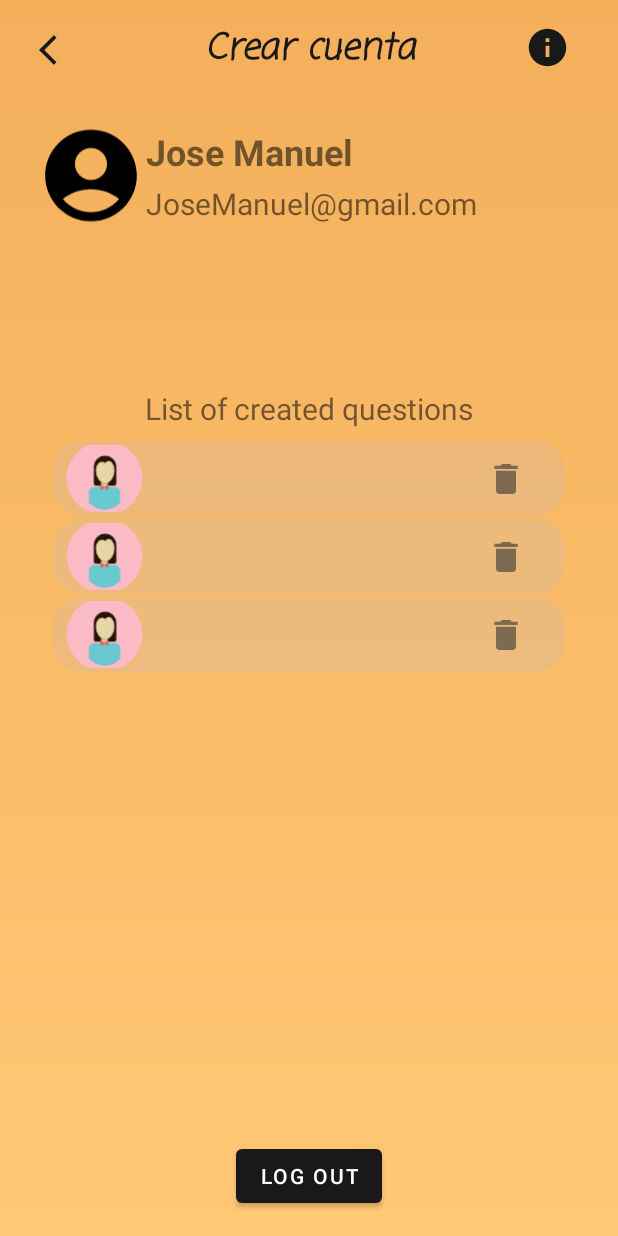
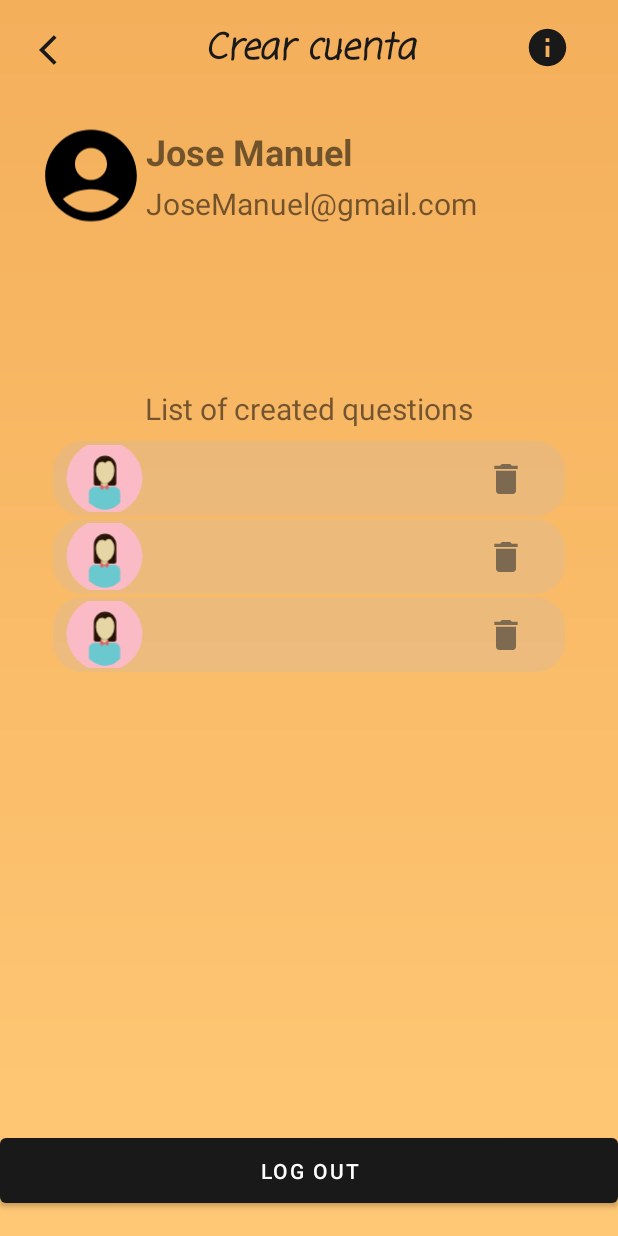
Before and after one commit to EndikaCo/app_saber_y_beber, an Android app: the layout fragment_profile.xml on its own in the app's theme, with its tools: preview values and no code run, on a phone screen of 412 x 824 dp. Run offline under Robolectric (Android 15) with nearby library versions, the phone set to English and light mode, and no system bars.

Commit message:
view models added, firebase error login

```diff
--- a/app/src/main/java/com/endcodev/saber_y_beber/data/network/FirebaseClient.kt
+++ b/app/src/main/java/com/endcodev/saber_y_beber/data/network/FirebaseClient.kt
@@ -3,7 +3,6 @@ package com.endcodev.saber_y_beber.data.network
 import com.google.firebase.auth.FirebaseAuth
 import com.google.firebase.database.FirebaseDatabase
 import com.google.firebase.database.ktx.database
-import com.google.firebase.firestore.ktx.firestore
 import com.google.firebase.ktx.Firebase
 import javax.inject.Inject
 import javax.inject.Singleton
--- a/app/src/main/java/com/endcodev/saber_y_beber/presenter/correction/CorrectViewModel.kt
+++ b/app/src/main/java/com/endcodev/saber_y_beber/presenter/correction/CorrectViewModel.kt
@@ -6,4 +6,7 @@ import javax.inject.Inject
 
 @HiltViewModel
 class CorrectViewModel @Inject constructor(
-) : ViewModel()
+) : ViewModel(){
+
+
+}
--- a/app/src/main/java/com/endcodev/saber_y_beber/presenter/login/ForgotPassFragment.kt
+++ b/app/src/main/java/com/endcodev/saber_y_beber/presenter/forgot_pass/ForgotPassFragment.kt
@@ -1,4 +1,4 @@
-package com.endcodev.saber_y_beber.presenter.login
+package com.endcodev.saber_y_beber.presenter.forgot_pass
 
 import android.os.Bundle
 import android.view.LayoutInflater
--- a/app/src/main/java/com/endcodev/saber_y_beber/presenter/home/HomeViewModel.kt
+++ b/app/src/main/java/com/endcodev/saber_y_beber/presenter/home/HomeViewModel.kt
@@ -51,7 +51,7 @@ class HomeViewModel @Inject constructor(
     }
 
     /** checks if user is logged*/
-    private fun checkLogin() {
+     fun checkLogin() {
         _isConnected.value = firebase.auth.currentUser != null && firebase.auth.currentUser!!.isEmailVerified
     }
 }
--- a/app/src/main/res/layout/fragment_forgot_pass.xml
+++ b/app/src/main/res/layout/fragment_forgot_pass.xml
@@ -5,7 +5,7 @@
     android:layout_width="match_parent"
     android:layout_height="match_parent"
     android:background="@drawable/gradient_background"
-    tools:context=".presenter.login.ForgotPassFragment">
+    tools:context=".presenter.forgot_pass.ForgotPassFragment">
 
     <include
         android:id="@+id/view_header"
--- a/app/src/main/res/layout/fragment_profile.xml
+++ b/app/src/main/res/layout/fragment_profile.xml
@@ -5,7 +5,7 @@
     android:layout_width="match_parent"
     android:layout_height="match_parent"
     android:background="@drawable/gradient_background"
-    tools:context=".presenter.login.ProfileFragment">
+    tools:context=".presenter.profile.ProfileFragment">
 
 
     <include
@@ -28,10 +28,10 @@
         android:layout_marginTop="8dp"
         android:layout_marginEnd="35dp"
         android:layout_marginBottom="16dp"
-        app:layout_constraintBottom_toTopOf="@+id/button2"
+        app:layout_constraintBottom_toTopOf="@+id/profile_logout"
         app:layout_constraintEnd_toEndOf="parent"
         app:layout_constraintStart_toStartOf="parent"
-        app:layout_constraintTop_toBottomOf="@+id/textView3"
+        app:layout_constraintTop_toBottomOf="@+id/profile_rv_title"
         tools:listitem="@layout/player_holder" />
 
     <TextView
@@ -42,8 +42,8 @@
         android:textSize="24sp"
         android:textStyle="bold"
         app:layout_constraintBottom_toTopOf="@+id/profile_mail"
-        app:layout_constraintStart_toEndOf="@+id/imageView"
-        app:layout_constraintTop_toTopOf="@+id/imageView" />
+        app:layout_constraintStart_toEndOf="@+id/profile_image"
+        app:layout_constraintTop_toTopOf="@+id/profile_image" />
 
     <TextView
         android:id="@+id/profile_mail"
@@ -51,12 +51,12 @@
         android:layout_height="wrap_content"
         android:text="JoseManuel@gmail.com"
         android:textSize="20sp"
-        app:layout_constraintBottom_toBottomOf="@+id/imageView"
+        app:layout_constraintBottom_toBottomOf="@+id/profile_image"
         app:layout_constraintStart_toStartOf="@+id/profile_username"
         app:layout_constraintTop_toBottomOf="@+id/profile_username" />
 
     <ImageView
-        android:id="@+id/imageView"
+        android:id="@+id/profile_image"
         android:layout_width="73dp"
         android:layout_height="75dp"
         android:layout_marginStart="24dp"
@@ -66,7 +66,7 @@
         app:layout_constraintTop_toBottomOf="@+id/view_header" />
 
     <TextView
-        android:id="@+id/textView3"
+        android:id="@+id/profile_rv_title"
         android:layout_width="wrap_content"
         android:layout_height="wrap_content"
         android:layout_marginTop="104dp"
@@ -74,12 +74,12 @@
         android:textSize="20sp"
         app:layout_constraintEnd_toEndOf="@+id/profile_rv"
         app:layout_constraintStart_toStartOf="@+id/profile_rv"
-        app:layout_constraintTop_toBottomOf="@+id/imageView" />
+        app:layout_constraintTop_toBottomOf="@+id/profile_image" />
 
     <Button
-        android:id="@+id/button2"
-        android:layout_width="wrap_content"
-        android:layout_height="wrap_content"
+        android:id="@+id/profile_logout"
+        android:layout_width="0dp"
+        android:layout_height="55dp"
         android:layout_marginBottom="16dp"
         android:text="Log Out"
         app:layout_constraintBottom_toBottomOf="parent"
--- a/app/src/main/res/navigation/nav_graph.xml
+++ b/app/src/main/res/navigation/nav_graph.xml
@@ -45,7 +45,7 @@
     </fragment>
     <fragment
         android:id="@+id/forgotPassFragment"
-        android:name="com.endcodev.saber_y_beber.presenter.login.ForgotPassFragment"
+        android:name="com.endcodev.saber_y_beber.presenter.forgot_pass.ForgotPassFragment"
         android:label="fragment_forgot_pass"
         tools:layout="@layout/fragment_forgot_pass" >
         <action
@@ -68,7 +68,7 @@
         tools:layout="@layout/fragment_creation" />
     <fragment
         android:id="@+id/profileFragment"
-        android:name="com.endcodev.saber_y_beber.presenter.login.ProfileFragment"
+        android:name="com.endcodev.saber_y_beber.presenter.profile.ProfileFragment"
         android:label="fragment_profile"
         tools:layout="@layout/fragment_profile" />
 </navigation>
```
Also changed, not shown: app/src/main/java/com/endcodev/saber_y_beber/data/network/AuthenticationService.kt (+19 -7 lines), app/src/main/java/com/endcodev/saber_y_beber/presenter/creation/CreateViewModel.kt (+11 -0 lines), app/src/main/java/com/endcodev/saber_y_beber/presenter/home/HomeFragment.kt (+14 -7 lines), app/src/main/java/com/endcodev/saber_y_beber/presenter/login/LoginFragment.kt (+12 -6 lines), app/src/main/java/com/endcodev/saber_y_beber/presenter/login/LoginViewModel.kt (+23 -6 lines), app/src/main/java/com/endcodev/saber_y_beber/presenter/profile/ProfileFragment.kt (renamed from app/src/main/java/com/endcodev/saber_y_beber/presenter/login/ProfileFragment.kt, +20 -2 lines), app/src/main/java/com/endcodev/saber_y_beber/presenter/profile/ProfileViewModel.kt (added, +29 -0 lines).
